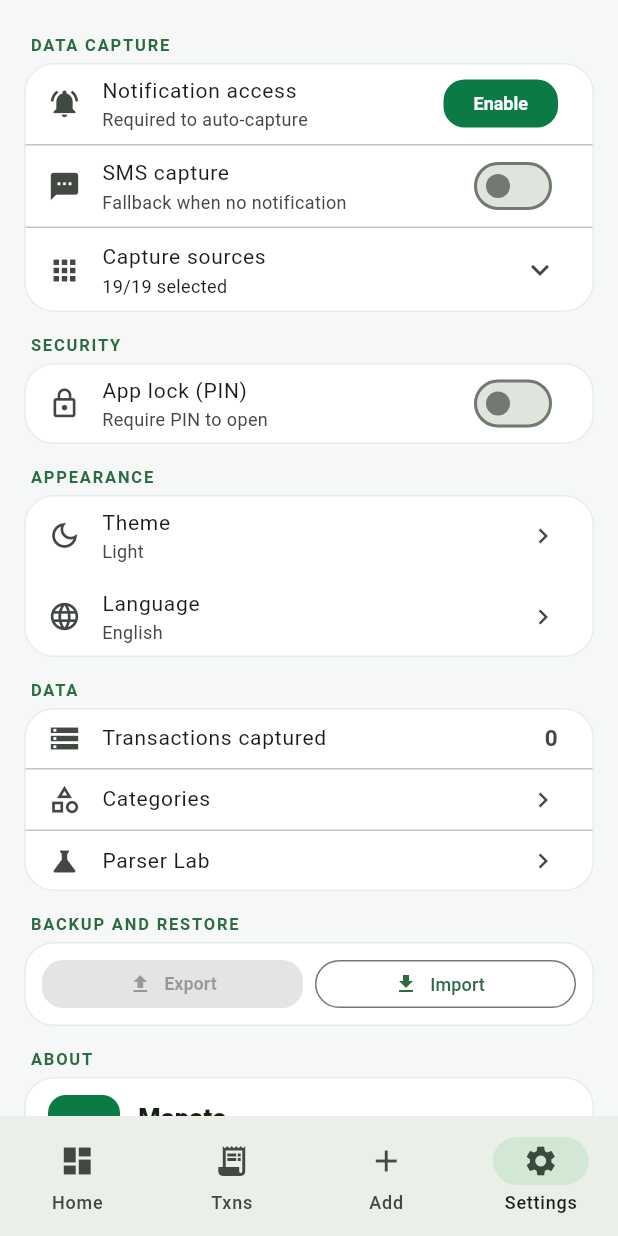
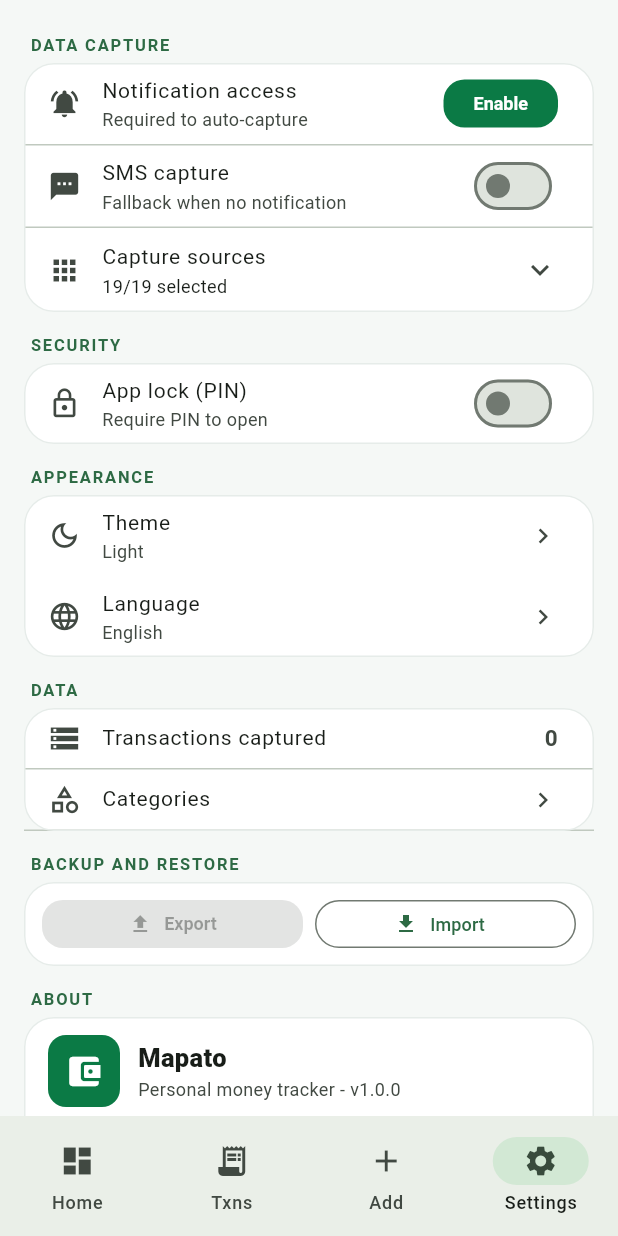
Before and after one commit to marcus902/Mapato, a Flutter app: the screen it shows after launch, after a tap on "Next", after a tap on "Skip", after a tap on "Open Settings", on a phone screen of 412 x 824 dp. Run offline on Flutter 3.47's test engine with Material 3 defaults, Android fonts, the phone set to English and light mode, and no system bars; our stand-ins replace drift, file_picker, share_plus; accounts and stored records are empty; generated files the repository leaves out were written again; statements that could not run were skipped.

Commit message:
Pre-publish fixes: localization, crash handler, service type, debug mode
- directionLabel() now uses AppLocalizations (Swahili/English)
- Added crash handler (FlutterError.onError + runZonedGuarded)
- Fixed CSV import preserving 'transfer' direction
- Changed foreground service type to specialUse for Android 14+
- startForegroundService() instead of startService()
- Swahili onboarding subtitle translated
- Parser Lab hidden behind debug mode (tap version 7x)
- Added new l10n keys: directionReceived/Spent/Saved, smsCaptureFailed, debugTools

```diff
--- a/lib/export_import.dart
+++ b/lib/export_import.dart
@@ -150,7 +150,7 @@ Future<List<TransactionsCompanion>> importTransactionsCsv(String content) async
           ? Value(int.tryParse(idStr) ?? 0)
           : const Value.absent(),
       network: Value(get(row, 'network').isNotEmpty ? get(row, 'network') : 'unknown'),
-      direction: Value(get(row, 'direction') == 'in' ? 'in' : 'out'),
+      direction: Value({'in', 'out', 'transfer'}.contains(get(row, 'direction')) ? get(row, 'direction') : 'out'),
       amount: Value(amount),
       balance: Value(balance),
       counterparty:
--- a/lib/l10n/app_localizations.dart
+++ b/lib/l10n/app_localizations.dart
@@ -1249,6 +1249,48 @@ abstract class AppLocalizations {
   /// In en, this message translates to:
   /// **'Choose which model to use'**
   String get aiModelDesc;
+
+  /// No description provided for @directionReceived.
+  ///
+  /// In en, this message translates to:
+  /// **'Received'**
+  String get directionReceived;
+
+  /// No description provided for @directionSpent.
+  ///
+  /// In en, this message translates to:
+  /// **'Spent'**
+  String get directionSpent;
+
+  /// No description provided for @directionSaved.
+  ///
+  /// In en, this message translates to:
+  /// **'Saved'**
+  String get directionSaved;
+
+  /// No description provided for @smsCaptureFailed.
+  ///
+  /// In en, this message translates to:
+  /// **'SMS capture failed'**
+  String get smsCaptureFailed;
+
+  /// No description provided for @exportSubject.
+  ///
+  /// In en, this message translates to:
+  /// **'Mapato transactions'**
+  String get exportSubject;
+
+  /// No description provided for @exportText.
+  ///
+  /// In en, this message translates to:
+  /// **'Mapato transactions export ({count} rows)'**
+  String exportText(Object count);
+
+  /// No description provided for @debugTools.
+  ///
+  /// In en, this message translates to:
+  /// **'Debug tools'**
+  String get debugTools;
 }
 
 class _AppLocalizationsDelegate
--- a/lib/main.dart
+++ b/lib/main.dart
@@ -1,3 +1,5 @@
+import 'dart:async';
+
 import 'package:flutter/material.dart';
 import 'package:flutter_localizations/flutter_localizations.dart';
 import 'package:mapato/l10n/app_localizations.dart';
@@ -8,7 +10,16 @@ import 'package:provider/provider.dart';
 
 void main() {
   WidgetsFlutterBinding.ensureInitialized();
-  runApp(const MapatoApp());
+
+  FlutterError.onError = (details) {
+    debugPrint('[FlutterError] ${details.exceptionAsString()}');
+  };
+
+  runZonedGuarded(() {
+    runApp(const MapatoApp());
+  }, (error, stack) {
+    debugPrint('[ZonedError] $error');
+  });
 }
 
 class MapatoApp extends StatelessWidget {
--- a/lib/screens/add_screen.dart
+++ b/lib/screens/add_screen.dart
@@ -50,7 +50,7 @@ class _AddScreenState extends State<AddScreen> {
     if (!mounted) return;
     ScaffoldMessenger.of(context).showSnackBar(
       SnackBar(
-        content: Text(s.addedDirection(directionLabel(_direction), tzs(amt))),
+        content: Text(s.addedDirection(directionLabel(_direction, context: context), tzs(amt))),
       ),
     );
     Navigator.of(context).maybePop();
--- a/lib/screens/settings_screen.dart
+++ b/lib/screens/settings_screen.dart
@@ -60,6 +60,9 @@ class _SettingsScreenState extends State<SettingsScreen>
   bool _captureAll = false;
   final Set<String> _captureSet = {};
   bool _captureLoading = true;
+
+  bool _debugMode = false;
+  int _versionTaps = 0;
 
   @override
   void initState() {
@@ -186,7 +189,7 @@ class _SettingsScreenState extends State<SettingsScreen>
       } on PlatformException catch (e) {
         if (!mounted) return;
         ScaffoldMessenger.of(context)
-            .showSnackBar(SnackBar(content: Text('SMS capture failed: $e')));
+            .showSnackBar(SnackBar(content: Text('${s.smsCaptureFailed}: $e')));
         return;
       }
       if (!mounted) return;
@@ -503,6 +506,7 @@ class _SettingsScreenState extends State<SettingsScreen>
                 ),
               ),
               const Divider(height: 1),
+              if (_debugMode)
                 ListTile(
                   dense: true,
                   visualDensity: VisualDensity.compact,
@@ -605,9 +609,20 @@ class _SettingsScreenState extends State<SettingsScreen>
                             'Mapato',
                             style: TextStyle(fontSize: 17, fontWeight: FontWeight.w800),
                           ),
-                          Text(
+                          GestureDetector(
+                            onTap: () {
+                              _versionTaps++;
+                              if (_versionTaps >= 7 && !_debugMode) {
+                                setState(() => _debugMode = true);
+                                ScaffoldMessenger.of(context).showSnackBar(
+                                  const SnackBar(content: Text('Debug mode enabled')),
+                                );
+                              }
+                            },
+                            child: Text(
                               s.personalMoneyTracker,
                               style: TextStyle(color: cs.onSurfaceVariant, fontSize: 12),
+                            ),
                           ),
                         ],
                       ),
--- a/lib/screens/transactions_screen.dart
+++ b/lib/screens/transactions_screen.dart
@@ -488,7 +488,7 @@ class _TxnRow extends StatelessWidget {
     final cs = Theme.of(context).colorScheme;
     final isIncome = t.direction == 'in';
     final dirColor = directionColor(t.direction);
-    final dirLabel = directionLabel(t.direction);
+    final dirLabel = directionLabel(t.direction, context: context);
     final state = Provider.of<AppState>(context, listen: false);
     final catColor = state.categoryColor(t.category);
     return Material(
@@ -915,7 +915,7 @@ class TransactionDetailScreen extends StatelessWidget {
     final catColor = state.categoryColor(t.category);
     final catIcon = state.categoryIcon(t.category);
     final amountColor = directionColor(t.direction);
-    final dirLabel = directionLabel(t.direction);
+    final dirLabel = directionLabel(t.direction, context: context);
     return Scaffold(
       appBar: AppBar(
         title: Text(s.transaction),
```
Also changed, not shown: lib/l10n/app_en.arb (+9 -1 lines), lib/l10n/app_localizations_en.dart (+23 -0 lines), lib/l10n/app_localizations_sw.dart (+25 -1 lines), lib/l10n/app_sw.arb (+10 -2 lines), lib/utils.dart (+6 -4 lines), 2 other files. Lines whose indentation alone changed are shown as unchanged.
